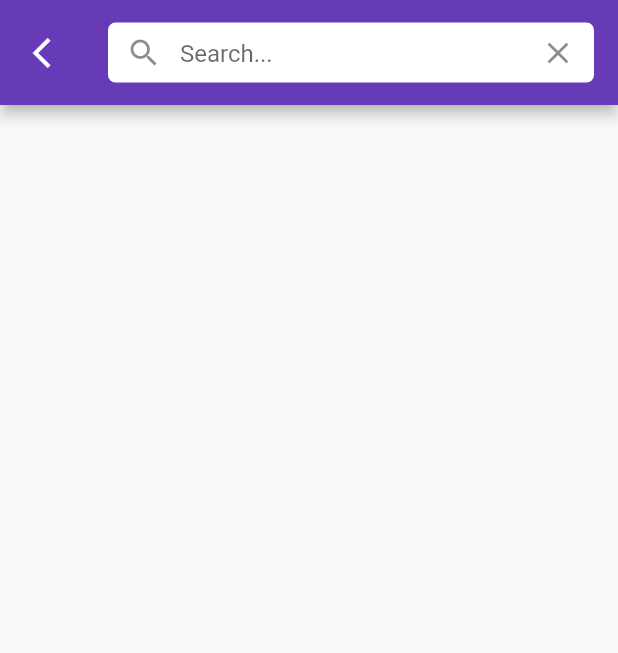
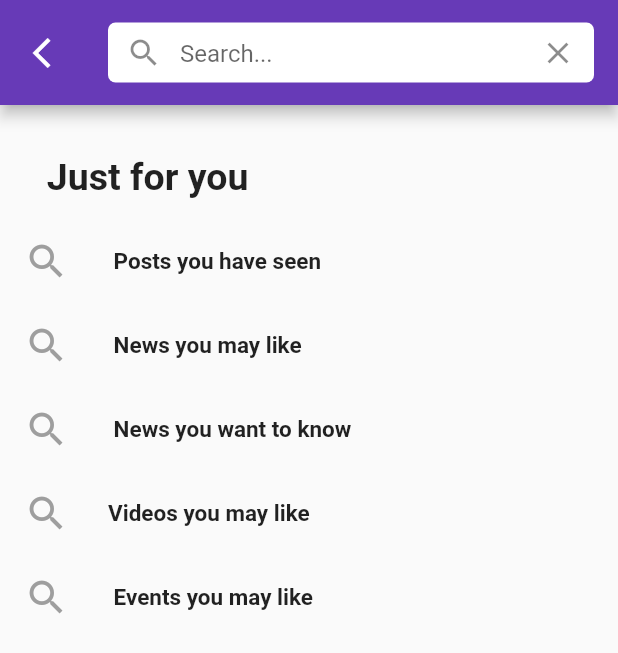
Before and after one commit to xlayertraining/july21group9, a Flutter app: the HomePage screen opened directly, after a tap on the "search" icon, on a phone screen of 412 x 824 dp. Shown: the top 653 px of the screen. Run offline on Flutter 3.47's test engine with Material 2 defaults, Android fonts, the phone set to English and light mode, and no system bars; our stand-ins replace auto_animated, curved_navigation_bar, dio, flutter_easyloading, flutter_image_compress, fluttertoast and 3 more; missing offline and left inert: comment_box; accounts and stored records are empty; network calls fail.

Commit message:
few modifications has been made

```diff
--- a/application/news_flix/lib/CommentPage.dart
+++ b/application/news_flix/lib/CommentPage.dart
@@ -104,7 +104,7 @@ class _CommentPage extends State<CommentPage> {
                 var value = {
                   'name': 'Samyadeep Saha',
                   'pic':
-                  'https://images.wallpapersden.com/image/download/itachi-uchiha-anime_a2xuZmiUmZqaraWkpJRnbmhnrWduaGc.jpg',
+                  'https://picsum.photos/300/30',
                   'message': commentController.text
                 };
                 filedata.insert(0, value);
--- a/application/news_flix/lib/Homepage.dart
+++ b/application/news_flix/lib/Homepage.dart
@@ -471,9 +471,12 @@ class _HomePageState extends State<HomePage> {
                   ),
                 ),
                 ListTile(
-                  leading: Icon(Icons.person,
-                      color: Colors.deepPurpleAccent),
-                  title: const Text('Profile'),
+                  leading: Icon(Icons.person,size: 25,
+                      color: Colors.black),
+                  title: const Text('Profile', style: TextStyle(
+                    // fontWeight: FontWeight.bold,
+                    fontSize: 15,
+                  ),),
                   onTap: () {},
                   trailing: IconButton(
                     icon: Icon(Icons.arrow_forward_ios_outlined,
@@ -490,8 +493,11 @@ class _HomePageState extends State<HomePage> {
 
                 ListTile(
                   leading:
-                      Icon(Icons.favorite, color: Colors.pinkAccent.shade100),
-                  title: const Text('Favourites'),
+                      Icon(Icons.favorite, size: 25,color: Colors.black),
+                  title: const Text('Favourites', style: TextStyle(
+                    // fontWeight: FontWeight.bold,
+                    fontSize: 15,
+                  ),),
                   onTap: () {},
                   trailing: IconButton(
                     icon: Icon(Icons.arrow_forward_ios_outlined,
@@ -504,8 +510,11 @@ class _HomePageState extends State<HomePage> {
                 ),
                 const SizedBox(height: 20),
                 ListTile(
-                  leading: Icon(Icons.post_add, color: Colors.purple),
-                  title: const Text('My Post'),
+                  leading: Icon(Icons.post_add,size: 25, color: Colors.black),
+                  title: const Text('My Post', style: TextStyle(
+                    // fontWeight: FontWeight.bold,
+                    fontSize: 15,
+                  ),),
                   onTap: () {},
                   trailing: IconButton(
                     icon: Icon(Icons.arrow_forward_ios_outlined,
@@ -520,8 +529,11 @@ class _HomePageState extends State<HomePage> {
                 // Divider(color: Colors.black),
                 // const SizedBox(height: 10),
                 ListTile(
-                  leading: Icon(Icons.share, color: Colors.lightBlueAccent),
-                  title: const Text('Share'),
+                  leading: Icon(Icons.share,size: 25, color:Colors.black),
+                  title: const Text('Share', style: TextStyle(
+                    // fontWeight: FontWeight.bold,
+                    fontSize: 15,
+                  ),),
                   onTap: () {},
                   trailing: IconButton(
                     icon: Icon(Icons.arrow_forward_ios_outlined,
@@ -537,8 +549,11 @@ class _HomePageState extends State<HomePage> {
                 Divider(color: Colors.black),
                 const SizedBox(height: 10),
                 ListTile(
-                  leading: Icon(Icons.description),
-                  title: const Text('About us'),
+                  leading: Icon(Icons.description,size: 25,color:Colors.black),
+                  title: const Text('About us', style: TextStyle(
+                    // fontWeight: FontWeight.bold,
+                    fontSize: 15,
+                  ),),
                   onTap: () {
                     // Update the state of the app
                     // ...
@@ -560,12 +575,15 @@ class _HomePageState extends State<HomePage> {
                 // const SizedBox(height: 10),
 
                 ListTile(
-                  leading: Icon(Icons.settings_power, color: Colors.red),
-                  title: const Text('Sign out'),
+                  leading: Icon(Icons.settings_power,size: 25, color: Colors.red),
+                  title: const Text('Sign out', style: TextStyle(
+                    // fontWeight: FontWeight.bold,
+                    fontSize: 15,
+                  ),),
                   onTap: () {},
                   trailing: IconButton(
                     icon: Icon(Icons.arrow_back_ios_outlined,
-                        color: Colors.deepPurple), // set your color here
+                        color: Colors.red), // set your color here
                     onPressed: () {
                       Navigator.push(context,
                           MaterialPageRoute(builder: (context) => signOut()()));
--- a/application/news_flix/lib/ListWidget.dart
+++ b/application/news_flix/lib/ListWidget.dart
@@ -68,7 +68,7 @@ class _ListWidgetState extends State<ListWidget> {
                   child: Text(
                     item!['newsTitle'],
                     style: TextStyle(
-                      fontSize: 24,
+                      fontSize: 25,
                       color: Colors.deepPurple,
                       fontStyle: FontStyle.italic,
                       decorationStyle: TextDecorationStyle.double,
--- a/application/news_flix/lib/SearchPage.dart
+++ b/application/news_flix/lib/SearchPage.dart
@@ -1,4 +1,5 @@
 import 'package:flutter/material.dart';
+
 class SearchPage extends StatelessWidget {
   const SearchPage({Key? key}) : super(key: key);
 
@@ -7,14 +8,15 @@ class SearchPage extends StatelessWidget {
     return Scaffold(
       appBar: AppBar(
           toolbarHeight: 70,
-        backgroundColor: Colors.deepPurple,
+          backgroundColor: Colors.deepPurple,
           leading: IconButton(
-            icon: Icon(Icons.arrow_back_ios_outlined, color: Colors.white), // set your color here
+            icon: Icon(Icons.arrow_back_ios_outlined,
+                color: Colors.white), // set your color here
             onPressed: () {
               Navigator.pop(context);
             },
           ),
-        // The search area here
+          // The search area here
           title: Container(
             width: double.infinity,
             height: 40,
@@ -35,6 +37,52 @@ class SearchPage extends StatelessWidget {
               ),
             ),
           )),
+      body: Container(
+        child: ListView(children: [
+          ListTile(
+            contentPadding: EdgeInsets.fromLTRB(25, 20, 10, 0),
+            title: Text(
+              " Just for you",
+              style: TextStyle(fontWeight: FontWeight.bold,
+              fontSize: 25
+              ),
+
+            ),
+          ),
+          ListTile(
+            leading: Icon(Icons.search, color: Colors.grey, size: 30,),
+            title: Text(" Posts you have seen ", style: TextStyle(
+                fontWeight: FontWeight.bold,
+                fontSize: 15,
+            ),
+               ),
+          ),
+          ListTile(
+            leading: Icon(Icons.search, color: Colors.grey,size: 30,),
+            title: Text(" News you may like ", style: TextStyle(
+                fontWeight: FontWeight.bold,
+                fontSize: 15)),
+          ),
+          ListTile(
+            leading: Icon(Icons.search, color: Colors.grey,size: 30),
+            title: Text(" News you want to know ", style: TextStyle(
+                fontWeight: FontWeight.bold,
+                fontSize: 15)),
+          ),
+          ListTile(
+            leading: Icon(Icons.search, color: Colors.grey,size: 30),
+            title: Text("Videos you may like ", style: TextStyle(
+                fontWeight: FontWeight.bold,
+                fontSize: 15)),
+          ),
+          ListTile(
+            leading: Icon(Icons.search, color: Colors.grey,size: 30),
+            title: Text(" Events you may like ", style: TextStyle(
+                fontWeight: FontWeight.bold,
+                fontSize: 15)),
+          ),
+        ]),
+      ),
     );
   }
 }
```
